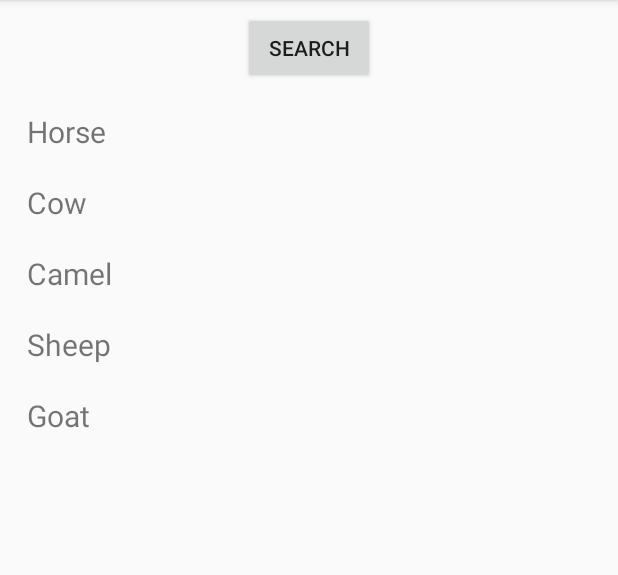
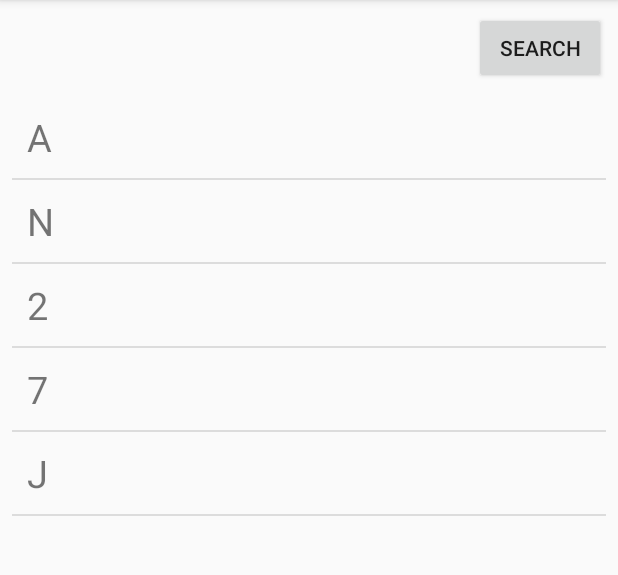
Before and after one commit to cm-jones/nyc-subway-tracker, an Android app: the screen it shows after launch (MainActivity), on a phone screen of 412 x 824 dp, the part 84-659 px from its top. Run offline under Robolectric (Android 15) with nearby library versions, the phone set to English and light mode, and no system bars; our stand-ins replace Volley.

Commit message:
Add dividers in RecyclerView

```diff
--- a/app/build.gradle
+++ b/app/build.gradle
@@ -27,4 +27,5 @@ dependencies {
     testImplementation 'junit:junit:4.12'
     androidTestImplementation 'com.android.support.test:runner:1.0.2'
     androidTestImplementation 'com.android.support.test.espresso:espresso-core:3.0.2'
+    implementation 'com.android.support:design:28.0.0'
 }
--- a/app/src/main/java/com/cmjones/subwaytracker/MainActivity.java
+++ b/app/src/main/java/com/cmjones/subwaytracker/MainActivity.java
@@ -2,6 +2,7 @@ package com.cmjones.subwaytracker;
 
 import android.support.v7.app.AppCompatActivity;
 import android.os.Bundle;
+import android.support.v7.widget.DividerItemDecoration;
 import android.support.v7.widget.LinearLayoutManager;
 import android.support.v7.widget.RecyclerView;
 import android.support.v7.widget.RecyclerView.ViewHolder;
@@ -16,26 +17,27 @@ import android.widget.Toast;
 import com.android.volley.RequestQueue;
 import com.android.volley.toolbox.Volley;
 
-import java.util.ArrayList;
+import java.util.LinkedList;
+import java.util.List;
 
 /**
  * The application's main activity.
  */
 public class MainActivity extends AppCompatActivity {
     /** Default logging tag for messages from the main activity. */
-    private static final String TAG = "nyc-subway-tracker:Main";
+    private static final String TAG = "nyc-subway-tracker:main";
 
     /** Request queue for network requests. */
     private RequestQueue requestQueue;
 
     private RecyclerView recyclerView;
     private RecyclerView.Adapter adapter;
-    private RecyclerView.LayoutManager layoutManager;
+    private LinearLayoutManager layoutManager;
 
     private Button makeRequest;
 
     /**
-     * Run when the main activity comes into view.
+     * Executes when the main activity loads.
      *
      * @param savedInstanceState state saved on the last pause
      */
@@ -59,7 +61,7 @@ public class MainActivity extends AppCompatActivity {
             }
         });
 
-        recyclerView = findViewById(R.id.recyclerView);
+        recyclerView = findViewById(R.id.trains);
 
         // Layout size does not change with content changes
         recyclerView.setHasFixedSize(true);
@@ -69,18 +71,22 @@ public class MainActivity extends AppCompatActivity {
         recyclerView.setLayoutManager(layoutManager);
 
         // Data to populate the RecyclerView with
-        ArrayList<String> animalNames = new ArrayList<>();
-        animalNames.add("Horse");
-        animalNames.add("Cow");
-        animalNames.add("Camel");
-        animalNames.add("Sheep");
-        animalNames.add("Goat");
+        List<String> animalNames = new LinkedList<>();
+        animalNames.add("A");
+        animalNames.add("N");
+        animalNames.add("2");
+        animalNames.add("7");
+        animalNames.add("J");
 
         adapter = new MyAdapter(this, animalNames);
         recyclerView.setAdapter(adapter);
 
+        DividerItemDecoration dividerItemDecoration = new DividerItemDecoration(recyclerView.getContext(),
+                layoutManager.getOrientation());
+        recyclerView.addItemDecoration(dividerItemDecoration);
+
         // set up the RecyclerView
         // adapter.setClickListener(this);
-        recyclerView.setAdapter(adapter);
     }
+
 }
--- a/app/src/main/java/com/cmjones/subwaytracker/MyAdapter.java
+++ b/app/src/main/java/com/cmjones/subwaytracker/MyAdapter.java
@@ -11,61 +11,62 @@ import java.util.List;
 
 public class MyAdapter extends RecyclerView.Adapter<MyAdapter.ViewHolder> {
 
-    private List<String> mData;
-    private LayoutInflater mInflater;
-    private ItemClickListener mClickListener;
+    private List<String> data;
+    private LayoutInflater layoutInflater;
+    private ItemClickListener itemClickListener;
 
-    // data is passed into the constructor
-    MyAdapter(Context context, List<String> data) {
-        this.mInflater = LayoutInflater.from(context);
-        this.mData = data;
+    MyAdapter(Context context, List<String> setData) {
+        layoutInflater = LayoutInflater.from(context);
+        data = setData;
     }
 
     // inflates the row layout from xml when needed
     @Override
     public ViewHolder onCreateViewHolder(ViewGroup parent, int viewType) {
-        View view = mInflater.inflate(R.layout.recycler_view_row, parent, false);
+        View view = layoutInflater.inflate(R.layout.recycler_view_row, parent, false);
         return new ViewHolder(view);
     }
 
     // binds the data to the TextView in each row
     @Override
     public void onBindViewHolder(ViewHolder holder, int position) {
-        String animal = mData.get(position);
-        holder.myTextView.setText(animal);
+        String animal = data.get(position);
+        holder.textView.setText(animal);
     }
 
     // total number of rows
     @Override
     public int getItemCount() {
-        return mData.size();
+        return data.size();
     }
 
 
     // stores and recycles views as they are scrolled off screen
     public class ViewHolder extends RecyclerView.ViewHolder implements View.OnClickListener {
-        TextView myTextView;
+        TextView textView;
 
         ViewHolder(View itemView) {
             super(itemView);
-            myTextView = itemView.findViewById(R.id.tvAnimalName);
+            textView = itemView.findViewById(R.id.train);
             itemView.setOnClickListener(this);
         }
 
         @Override
         public void onClick(View view) {
-            if (mClickListener != null) mClickListener.onItemClick(view, getAdapterPosition());
+            if (itemClickListener != null) {
+                itemClickListener.onItemClick(view, getAdapterPosition());
+            }
         }
     }
 
-    // convenience method for getting data at click position
-    String getItem(int id) {
-        return mData.get(id);
+    // Convenience method for getting data at click position
+    String getItem(int position) {
+        return data.get(position);
     }
 
-    // allows clicks events to be caught
-    void setClickListener(ItemClickListener itemClickListener) {
-        this.mClickListener = itemClickListener;
+    // Allows clicks events to be caught
+    void setClickListener(ItemClickListener setItemClickListener) {
+        itemClickListener = setItemClickListener;
     }
 
     // parent activity will implement this method to respond to click events
--- a/app/src/main/res/layout/activity_main.xml
+++ b/app/src/main/res/layout/activity_main.xml
@@ -10,18 +10,15 @@
         android:id="@+id/makeRequest"
         android:layout_width="wrap_content"
         android:layout_height="wrap_content"
-        android:layout_marginStart="8dp"
-        android:layout_marginLeft="8dp"
         android:layout_marginTop="8dp"
         android:layout_marginEnd="8dp"
         android:layout_marginRight="8dp"
         android:text="@android:string/search_go"
         app:layout_constraintEnd_toEndOf="parent"
-        app:layout_constraintStart_toStartOf="parent"
         app:layout_constraintTop_toTopOf="parent" />
 
     <android.support.v7.widget.RecyclerView
-        android:id="@+id/recyclerView"
+        android:id="@+id/trains"
         android:layout_width="0dp"
         android:layout_height="0dp"
         android:layout_marginStart="8dp"
@@ -34,4 +31,5 @@
         app:layout_constraintEnd_toEndOf="parent"
         app:layout_constraintStart_toStartOf="parent"
         app:layout_constraintTop_toBottomOf="@+id/makeRequest" />
+
 </android.support.constraint.ConstraintLayout>
--- a/app/src/main/res/layout/recycler_view_row.xml
+++ b/app/src/main/res/layout/recycler_view_row.xml
@@ -7,9 +7,10 @@
     android:padding="10dp">
 
     <TextView
-        android:id="@+id/tvAnimalName"
+        android:id="@+id/train"
         android:layout_width="wrap_content"
         android:layout_height="wrap_content"
-        android:textSize="20sp"/>
+        android:typeface="sans"
+        android:textSize="25sp"/>
 
 </LinearLayout>
```
